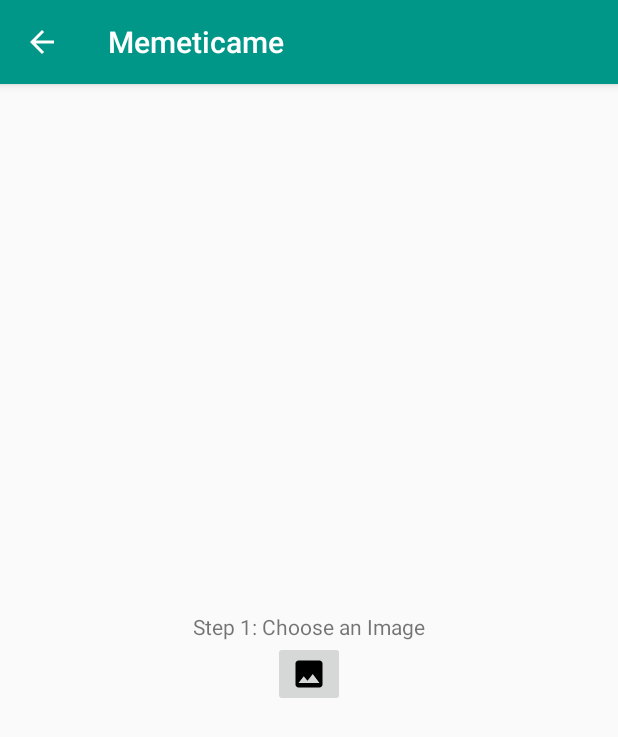
After one commit to sasalatart/memeticame, an Android app: the MemeaudioActivity screen opened directly, with no data from a screen before it, on a phone screen of 412 x 824 dp. The commit adds this screen. Shown: the top 737 px of the screen. Run offline under Robolectric (Android 15) with nearby library versions, the phone set to English and light mode, and no system bars; our stand-ins replace ButterKnife; pictures from the network do not load.

Commit message:
implement memeaudios

```diff
--- a/app/build.gradle
+++ b/app/build.gradle
@@ -1,4 +1,5 @@
 apply plugin: 'com.android.application'
+apply plugin: 'android-apt'
 
 android {
     compileSdkVersion 23
@@ -34,6 +35,8 @@ dependencies {
     compile 'com.squareup.okhttp3:okhttp:3.4.1'
     compile 'com.github.bumptech.glide:glide:3.7.0'
     compile "com.google.firebase:firebase-messaging:9.0.0"
+    compile 'com.jakewharton:butterknife:8.4.0'
+    apt 'com.jakewharton:butterknife-compiler:8.4.0'
 }
 
 apply plugin: 'com.google.gms.google-services'
--- a/app/src/main/AndroidManifest.xml
+++ b/app/src/main/AndroidManifest.xml
@@ -10,6 +10,7 @@
     <uses-permission android:name="com.google.android.c2dm.permission.RECEIVE" />
     <uses-permission android:name="android.permission.READ_CONTACTS" />
     <uses-permission android:name="android.permission.READ_EXTERNAL_STORAGE" />
+    <uses-permission android:name="android.permission.WRITE_INTERNAL_STORAGE" />
     <uses-permission android:name="android.permission.WRITE_EXTERNAL_STORAGE" />
     <uses-permission android:name="android.permission.RECORD_AUDIO" />
     <uses-permission android:name="android.permission.CAMERA" />
@@ -55,7 +56,8 @@
 
         <activity android:name=".Activities.NewChatGroupActivity" />
         <activity android:name=".Activities.ParticipantsActivity" />
-        <activity android:name=".Activities.AddParticipantsActivity"></activity>
+        <activity android:name=".Activities.AddParticipantsActivity" />
+        <activity android:name=".Activities.MemeaudioActivity"></activity>
     </application>
 
 </manifest>
--- /dev/null
+++ b/app/src/main/java/com/salatart/memeticame/Activities/MemeaudioActivity.java
@@ -0,0 +1,111 @@
+package com.salatart.memeticame.Activities;
+
+import android.app.Activity;
+import android.content.Intent;
+import android.graphics.Color;
+import android.net.Uri;
+import android.os.Bundle;
+import android.support.v7.app.ActionBar;
+import android.support.v7.app.AppCompatActivity;
+import android.util.Log;
+import android.view.MenuItem;
+import android.view.View;
+import android.widget.ImageButton;
+import android.widget.ImageView;
+import android.widget.RelativeLayout;
+
+import com.bumptech.glide.Glide;
+import com.salatart.memeticame.R;
+import com.salatart.memeticame.Utils.AudioManager;
+import com.salatart.memeticame.Utils.FileUtils;
+import com.salatart.memeticame.Utils.ZipManager;
+
+import java.io.File;
+import java.io.IOException;
+
+import butterknife.BindView;
+import butterknife.ButterKnife;
+
+import static com.salatart.memeticame.Activities.ChatActivity.REQUEST_PICK_FILE;
+
+public class MemeaudioActivity extends AppCompatActivity {
+    public static final String MEMEAUDIO_ZIP = "MemeaudioZip";
+    public static final String UNZIP_FILTER = "unzipFilter";
+
+    @BindView(R.id.group_step_1) RelativeLayout mGroup1Layout;
+    @BindView(R.id.group_step_2) RelativeLayout mGroup2Layout;
+    @BindView(R.id.image_memeaudio) ImageView mImageMemeaudio;
+    @BindView(R.id.button_record_audio) ImageButton mRecordButton;
+
+    private boolean mCurrentlyRecording;
+    private AudioManager mAudioManager;
+
+    private Uri mAudioUri;
+    private Uri mImageUri;
+
+    @Override
+    protected void onCreate(Bundle savedInstanceState) {
+        super.onCreate(savedInstanceState);
+        setContentView(R.layout.activity_memeaudio);
+
+        ButterKnife.bind(this);
+
+        ActionBar actionBar = getSupportActionBar();
+        actionBar.setDisplayHomeAsUpEnabled(true);
+
+        mAudioManager = new AudioManager();
+        mCurrentlyRecording = false;
+    }
+
+    public boolean onOptionsItemSelected(MenuItem item) {
+        setResult(Activity.RESULT_CANCELED, new Intent());
+        finish();
+        return true;
+    }
+
+    public void chooseImage(View view) {
+        startActivityForResult(FileUtils.getSelectFileIntent("image/jpeg"), REQUEST_PICK_FILE);
+    }
+
+    public void toggleRecording(View view) {
+        if (mCurrentlyRecording) {
+            File audioFile = mAudioManager.stopAudioRecording();
+            mAudioUri = mAudioManager.addRecordingToMediaLibrary(MemeaudioActivity.this, audioFile);
+            mRecordButton.setColorFilter(Color.BLACK);
+
+            try {
+                String zipFileName = FileUtils.getName(MemeaudioActivity.this, mImageUri) + ZipManager.SEPARATOR + FileUtils.getName(MemeaudioActivity.this, mAudioUri) + ".zip";
+                String audioPath = audioFile.getAbsolutePath();
+                String imagePath = FileUtils.getRealPathFromURI(MemeaudioActivity.this, mImageUri);
+                Uri memeaudioZipUri = ZipManager.zip(new String[]{audioPath, imagePath}, zipFileName);
+
+                Intent returnIntent = new Intent();
+                returnIntent.putExtra(MEMEAUDIO_ZIP, memeaudioZipUri);
+                setResult(Activity.RESULT_OK, returnIntent);
+                finish();
+            } catch (IOException e) {
+                Log.e("ERROR", e.toString());
+            }
+        } else {
+            mAudioManager.startAudioRecording(MemeaudioActivity.this);
+            mRecordButton.setColorFilter(Color.RED);
+        }
+        mCurrentlyRecording = !mCurrentlyRecording;
+    }
+
+    @Override
+    protected void onActivityResult(int requestCode, int resultCode, Intent data) {
+        super.onActivityResult(requestCode, resultCode, data);
+
+        if (requestCode == REQUEST_PICK_FILE && resultCode == RESULT_OK && data != null) {
+            mImageUri = data.getData();
+            mGroup1Layout.setVisibility(View.GONE);
+            mGroup2Layout.setVisibility(View.VISIBLE);
+
+            Glide.with(MemeaudioActivity.this)
+                    .load(mImageUri)
+                    .crossFade()
+                    .into(mImageMemeaudio);
+        }
+    }
+}
--- a/app/src/main/java/com/salatart/memeticame/Utils/Routes.java
+++ b/app/src/main/java/com/salatart/memeticame/Utils/Routes.java
@@ -25,7 +25,7 @@ import okhttp3.RequestBody;
  */
 public class Routes {
     static String DOMAIN = "https://memeticame.salatart.com";
-    //public static String DOMAIN = "http://10.0.2.2:3000";
+    //static String DOMAIN = "http://10.0.2.2:3000";
     private static MediaType JSON = MediaType.parse("application/json; charset=utf-8");
 
     public static Request loginRequest(String phoneNumber, String password) {
--- /dev/null
+++ b/app/src/main/res/layout/activity_memeaudio.xml
@@ -0,0 +1,66 @@
+<?xml version="1.0" encoding="utf-8"?>
+<RelativeLayout xmlns:android="http://schemas.android.com/apk/res/android"
+    xmlns:tools="http://schemas.android.com/tools"
+    android:id="@+id/activity_memeaudio"
+    android:layout_width="match_parent"
+    android:layout_height="match_parent"
+    android:paddingBottom="@dimen/activity_vertical_margin"
+    android:paddingLeft="@dimen/activity_horizontal_margin"
+    android:paddingRight="@dimen/activity_horizontal_margin"
+    android:paddingTop="@dimen/activity_vertical_margin"
+    tools:context="com.salatart.memeticame.Activities.MemeaudioActivity">
+
+    <RelativeLayout
+        android:id="@+id/group_step_1"
+        android:layout_width="match_parent"
+        android:layout_height="wrap_content"
+        android:layout_centerVertical="true"
+        android:visibility="visible">
+
+        <TextView
+            android:id="@+id/label_choose_meme"
+            android:layout_width="wrap_content"
+            android:layout_height="wrap_content"
+            android:layout_centerHorizontal="true"
+            android:text="@string/step_1_choose_an_image" />
+
+        <ImageButton
+            android:id="@+id/button_choose_image"
+            android:layout_width="wrap_content"
+            android:layout_height="wrap_content"
+            android:layout_below="@id/label_choose_meme"
+            android:layout_centerHorizontal="true"
+            android:onClick="chooseImage"
+            android:src="@drawable/ic_image_black_24dp" />
+    </RelativeLayout>
+
+    <RelativeLayout
+        android:id="@+id/group_step_2"
+        android:layout_width="match_parent"
+        android:layout_height="wrap_content"
+        android:layout_centerVertical="true"
+        android:visibility="gone">
+
+        <ImageView
+            android:id="@+id/image_memeaudio"
+            android:layout_width="wrap_content"
+            android:layout_height="wrap_content"
+            android:layout_centerHorizontal="true" />
+
+        <TextView
+            android:id="@+id/label_choose_audio"
+            android:layout_width="wrap_content"
+            android:layout_height="wrap_content"
+            android:layout_centerHorizontal="true"
+            android:text="@string/step_2_record_your_audio" />
+
+        <ImageButton
+            android:id="@+id/button_record_audio"
+            android:layout_width="wrap_content"
+            android:layout_height="wrap_content"
+            android:layout_below="@id/label_choose_audio"
+            android:layout_centerHorizontal="true"
+            android:onClick="toggleRecording"
+            android:src="@drawable/ic_image_black_24dp" />
+    </RelativeLayout>
+</RelativeLayout>
--- a/app/src/main/res/values/strings.xml
+++ b/app/src/main/res/values/strings.xml
@@ -25,4 +25,6 @@
     <string name="group_name">Group Name</string>
     <string name="participants">Participants</string>
     <string name="add_participants">Add participants</string>
+    <string name="step_1_choose_an_image">Step 1: Choose an Image</string>
+    <string name="step_2_record_your_audio">Step 2: Record Your Audio</string>
 </resources>
--- a/build.gradle
+++ b/build.gradle
@@ -3,10 +3,12 @@
 buildscript {
     repositories {
         jcenter()
+        mavenCentral()
     }
     dependencies {
         classpath 'com.android.tools.build:gradle:2.2.0'
         classpath 'com.google.gms:google-services:3.0.0'
+        classpath 'com.neenbedankt.gradle.plugins:android-apt:1.8'
 
         // NOTE: Do not place your application dependencies here; they belong
         // in the individual module build.gradle files
```
Also changed, not shown: app/src/main/java/com/salatart/memeticame/Activities/ChatActivity.java (+33 -19 lines), app/src/main/java/com/salatart/memeticame/Models/Attachment.java (+42 -2 lines), app/src/main/java/com/salatart/memeticame/Utils/FileUtils.java (+64 -16 lines), app/src/main/java/com/salatart/memeticame/Utils/ParserUtils.java (+8 -3 lines), app/src/main/java/com/salatart/memeticame/Utils/ZipManager.java (added, +162 -0 lines), app/src/main/java/com/salatart/memeticame/Views/MessagesAdapter.java (+11 -8 lines), app/src/main/res/drawable/ic_sentiment_very_satisfied_black_24dp.xml (added, +9 -0 lines), app/src/main/res/layout/activity_chat.xml (+8 -0 lines).
